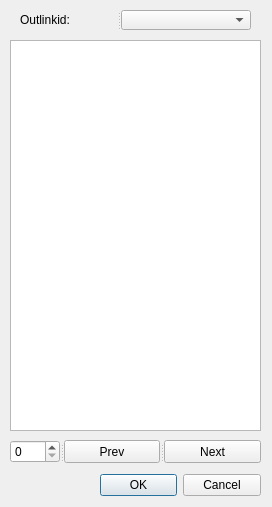
Above: Suntec/QgisPyPlugin/RdbViewer/GuideInfoCommonDlgDesign.ui from 15831944/tphProjects before the change. Below: the same form after it.
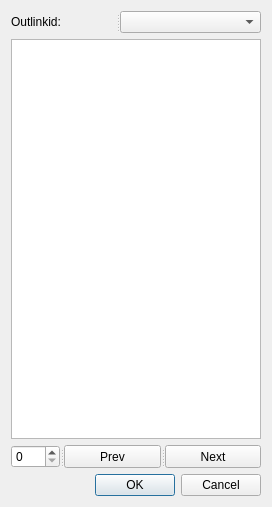
That is the form after the change.

Commit message: do show guide information base on rdb_node table

What changed in the file:
```diff
--- a/Suntec/QgisPyPlugin/RdbViewer/GuideInfoCommonDlgDesign.ui
+++ b/Suntec/QgisPyPlugin/RdbViewer/GuideInfoCommonDlgDesign.ui
@@ -13,49 +13,9 @@
   <property name="windowTitle">
    <string>Guide Information</string>
   </property>
-  <widget class="QSplitter" name="splitter">
-   <property name="geometry">
-    <rect>
-     <x>100</x>
-     <y>470</y>
-     <width>161</width>
-     <height>31</height>
-    </rect>
-   </property>
-   <property name="orientation">
-    <enum>Qt::Horizontal</enum>
-   </property>
-   <widget class="QDialogButtonBox" name="button_box">
-    <property name="orientation">
-     <enum>Qt::Horizontal</enum>
-    </property>
-    <property name="standardButtons">
-     <set>QDialogButtonBox::Cancel|QDialogButtonBox::Ok</set>
-    </property>
-   </widget>
-  </widget>
-  <widget class="QTextEdit" name="textEditFeatureInfo">
-   <property name="geometry">
-    <rect>
-     <x>10</x>
-     <y>40</y>
-     <width>251</width>
-     <height>391</height>
-    </rect>
-   </property>
-   <property name="readOnly">
-    <bool>true</bool>
-   </property>
-  </widget>
+  <layout class="QGridLayout" name="gridLayout">
+   <item row="0" column="0">
   <widget class="QSplitter" name="splitter_2">
-   <property name="geometry">
-    <rect>
-     <x>20</x>
-     <y>10</y>
-     <width>231</width>
-     <height>20</height>
-    </rect>
-   </property>
    <property name="orientation">
     <enum>Qt::Horizontal</enum>
    </property>
@@ -66,15 +26,16 @@
    </widget>
    <widget class="QComboBox" name="comboBoxOutlinkid"/>
   </widget>
+   </item>
+   <item row="1" column="0">
+    <widget class="QTextEdit" name="textEditFeatureInfo">
+     <property name="readOnly">
+      <bool>true</bool>
+     </property>
+    </widget>
+   </item>
+   <item row="2" column="0">
   <widget class="QSplitter" name="splitter_3">
-   <property name="geometry">
-    <rect>
-     <x>10</x>
-     <y>440</y>
-     <width>251</width>
-     <height>23</height>
-    </rect>
-   </property>
    <property name="orientation">
     <enum>Qt::Horizontal</enum>
    </property>
@@ -90,6 +51,23 @@
     </property>
    </widget>
   </widget>
+   </item>
+   <item row="3" column="0">
+    <widget class="QSplitter" name="splitter">
+     <property name="orientation">
+      <enum>Qt::Horizontal</enum>
+     </property>
+     <widget class="QDialogButtonBox" name="button_box">
+      <property name="orientation">
+       <enum>Qt::Horizontal</enum>
+      </property>
+      <property name="standardButtons">
+       <set>QDialogButtonBox::Cancel|QDialogButtonBox::Ok</set>
+      </property>
+     </widget>
+    </widget>
+   </item>
+  </layout>
  </widget>
  <resources/>
  <connections>
```
Lines whose indentation alone changed are shown as unchanged. The commit also changes 12 other files.
